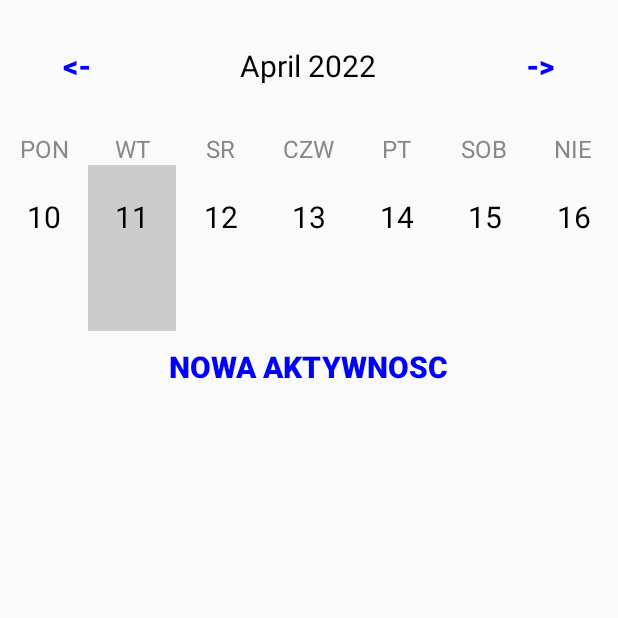
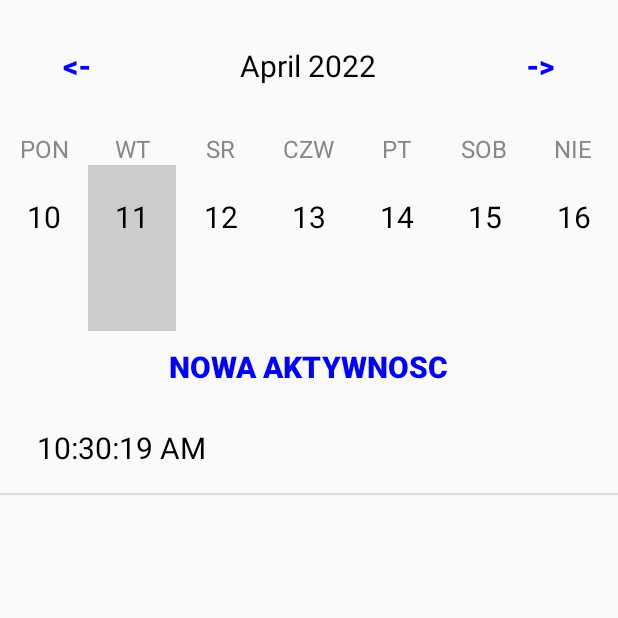
Before and after one commit to rph3j/Planer, an Android app: the WeekViewActivity screen opened directly, with no data from a screen before it, on a phone screen of 412 x 824 dp, the top half of it. Run offline under Robolectric (Android 15) with nearby library versions, the phone set to English and light mode, and no system bars.

Commit message:
Dodawanie eventow do wybranego dnia

```diff
--- a/app/src/main/java/com/example/planer/CalendarUtils.java
+++ b/app/src/main/java/com/example/planer/CalendarUtils.java
@@ -5,6 +5,7 @@ import androidx.recyclerview.widget.RecyclerView;
 
 import java.time.DayOfWeek;
 import java.time.LocalDate;
+import java.time.LocalTime;
 import java.time.YearMonth;
 import java.time.format.DateTimeFormatter;
 import java.util.ArrayList;
@@ -12,6 +13,18 @@ import java.util.ArrayList;
 public class CalendarUtils
 {
     public static LocalDate selectedDate;
+
+    public static String formattedDate(LocalDate date)
+    {
+        DateTimeFormatter formatter = DateTimeFormatter.ofPattern("dd MMMM yyyy");
+        return date.format(formatter);
+    }
+
+    public static String formattedTime(LocalTime time)
+    {
+        DateTimeFormatter formatter = DateTimeFormatter.ofPattern("hh:mm:ss a");
+        return time.format(formatter);
+    }
 
     public static String monthYearFromDate(LocalDate date)
     {
@@ -69,4 +82,5 @@ public class CalendarUtils
         return null;
     }
 
+
 }
--- /dev/null
+++ b/app/src/main/java/com/example/planer/Event.java
@@ -0,0 +1,64 @@
+package com.example.planer;
+
+import java.time.LocalDate;
+import java.time.LocalTime;
+import java.util.ArrayList;
+
+public class Event
+{
+    public static ArrayList<Event> eventsList = new ArrayList<>();
+
+    public static ArrayList<Event> eventsForDate(LocalDate date)
+    {
+        ArrayList<Event> events = new ArrayList<>();
+
+        for(Event event : eventsList)
+        {
+            if(event.getDate().equals(date))
+                events.add(event);
+        }
+
+        return events;
+    }
+
+    private String name;
+    private LocalDate date;
+    private LocalTime time;
+
+    public Event(String name, LocalDate date, LocalTime time)
+    {
+        this.name = name;
+        this.date = date;
+        this.time = time;
+    }
+
+    public String getName()
+    {
+        return name;
+    }
+
+    public void setName(String name)
+    {
+        this.name = name;
+    }
+
+    public LocalDate getDate()
+    {
+        return date;
+    }
+
+    public void setDate(LocalDate date)
+    {
+        this.date = date;
+    }
+
+    public LocalTime getTime()
+    {
+        return time;
+    }
+
+    public void setTime(LocalTime time)
+    {
+        this.time = time;
+    }
+}
--- /dev/null
+++ b/app/src/main/java/com/example/planer/EventAdapter.java
@@ -0,0 +1,40 @@
+package com.example.planer;
+
+import android.content.Context;
+import android.view.LayoutInflater;
+import android.view.View;
+import android.view.ViewGroup;
+import android.widget.ArrayAdapter;
+import android.widget.TextView;
+
+import androidx.annotation.NonNull;
+import androidx.annotation.Nullable;
+
+import java.util.List;
+
+public class EventAdapter extends ArrayAdapter<Event>
+{
+
+    public EventAdapter(@NonNull Context context, List<Event> events)
+    {
+        super(context, 0, events);
+    }
+
+    @NonNull
+    @Override
+    public View getView(int position, @Nullable View convertView, @NonNull ViewGroup parent)
+    {
+        Event event = getItem(position);
+
+        if(convertView == null)
+        {
+            convertView = LayoutInflater.from(getContext()).inflate(R.layout.event_cell, parent, false);
+        }
+        TextView eventCellTv = convertView.findViewById(R.id.eventCellTv);
+
+        String eventTitle = event.getName() + " " + CalendarUtils.formattedTime(event.getTime());
+
+        eventCellTv.setText(eventTitle);
+        return convertView;
+    }
+}
--- a/app/src/main/java/com/example/planer/MainActivity.java
+++ b/app/src/main/java/com/example/planer/MainActivity.java
@@ -90,8 +90,6 @@ public class MainActivity extends AppCompatActivity implements CalendarAdapter.O
     {
         calendarRecyclerView = findViewById(R.id.calendarRecycleView);
         monthYearText = findViewById(R.id.monthYearTV);
-        CalendarUtils.selectedDate = LocalDate.now();
-        setMonthView();
     }
 
     private void setMonthView()
--- a/app/src/main/java/com/example/planer/WeekViewActivity.java
+++ b/app/src/main/java/com/example/planer/WeekViewActivity.java
@@ -8,11 +8,14 @@ import androidx.appcompat.app.AppCompatActivity;
 import androidx.recyclerview.widget.GridLayoutManager;
 import androidx.recyclerview.widget.RecyclerView;
 
+import android.content.Intent;
 import android.os.Bundle;
 import android.view.View;
+import android.widget.ListView;
 import android.widget.TextView;
 import android.widget.Toast;
 
+import java.lang.reflect.Array;
 import java.time.LocalDate;
 import java.util.ArrayList;
 
@@ -20,6 +23,7 @@ public class WeekViewActivity extends AppCompatActivity implements CalendarAdapt
 {
     private TextView monthYearText;
     private RecyclerView calendarRecyclerView;
+    private ListView eventListView;
 
     @Override
     protected void onCreate(Bundle savedInstanceState)
@@ -35,8 +39,7 @@ public class WeekViewActivity extends AppCompatActivity implements CalendarAdapt
     {
         calendarRecyclerView = findViewById(R.id.calendarRecycleView);
         monthYearText = findViewById(R.id.monthYearTV);
-        CalendarUtils.selectedDate = LocalDate.now();
-        setWeekView();
+        eventListView = findViewById(R.id.eventListView);
     }
 
     private void setWeekView()
@@ -48,7 +51,7 @@ public class WeekViewActivity extends AppCompatActivity implements CalendarAdapt
         RecyclerView.LayoutManager layoutManager = new GridLayoutManager(getApplicationContext(), 7);
         calendarRecyclerView.setLayoutManager(layoutManager);
         calendarRecyclerView.setAdapter(calendarAdapter);
-
+        setEventAdapter();
     }
 
 
@@ -71,8 +74,21 @@ public class WeekViewActivity extends AppCompatActivity implements CalendarAdapt
             setWeekView();
     }
 
+    @Override
+    protected void onResume() {
+        super.onResume();
+        setEventAdapter();
+    }
+
+    private void setEventAdapter()
+    {
+        ArrayList<Event> dailyEvents = Event.eventsForDate(CalendarUtils.selectedDate);
+        EventAdapter eventAdapter = new EventAdapter(getApplicationContext(), dailyEvents);
+        eventListView.setAdapter(eventAdapter);
+    }
+
     public void newEventAction(View view)
     {
-
+        startActivity(new Intent(this, EventEditActivity.class));
     }
 }
--- a/app/src/main/res/layout/activity_week_view.xml
+++ b/app/src/main/res/layout/activity_week_view.xml
@@ -136,6 +136,7 @@
         android:textSize="20sp"/>
 
     <ListView
+        android:id="@+id/eventListView"
         android:layout_width="match_parent"
         android:layout_height="0dp"
         android:layout_weight="5"/>
--- a/app/src/main/res/layout/event_cell.xml
+++ b/app/src/main/res/layout/event_cell.xml
@@ -1,7 +1,18 @@
 <?xml version="1.0" encoding="utf-8"?>
-<LinearLayout xmlns:android="http://schemas.android.com/apk/res/android"
+<LinearLayout
+    xmlns:android="http://schemas.android.com/apk/res/android"
     android:orientation="vertical"
     android:layout_width="match_parent"
-    android:layout_height="match_parent">
+    android:layout_height="60dp">
+
+    <TextView
+        android:layout_width="wrap_content"
+        android:layout_height="match_parent"
+        android:gravity="center"
+        android:layout_marginStart="20dp"
+        android:id="@+id/eventCellTv"
+        android:textSize="20sp"
+        android:textColor="@color/black"
+        android:text="Event"/>
 
 </LinearLayout>
```
Also changed, not shown: app/src/main/java/com/example/planer/EventEditActivity.java (+32 -2 lines), app/src/main/res/layout/activity_event_edit.xml (+59 -2 lines).
